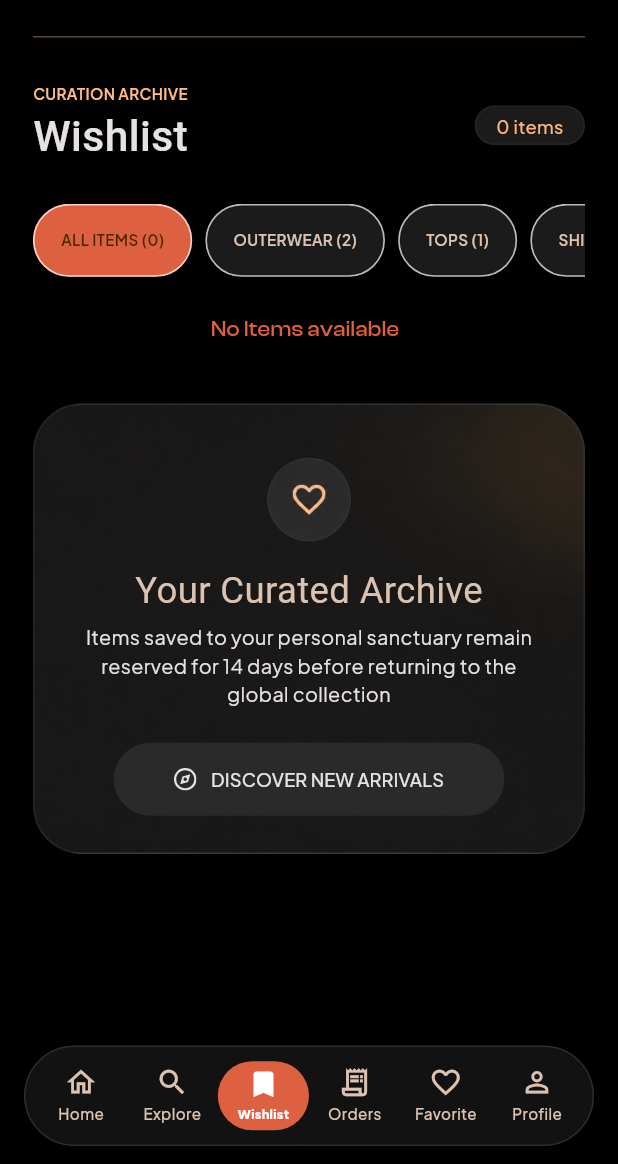
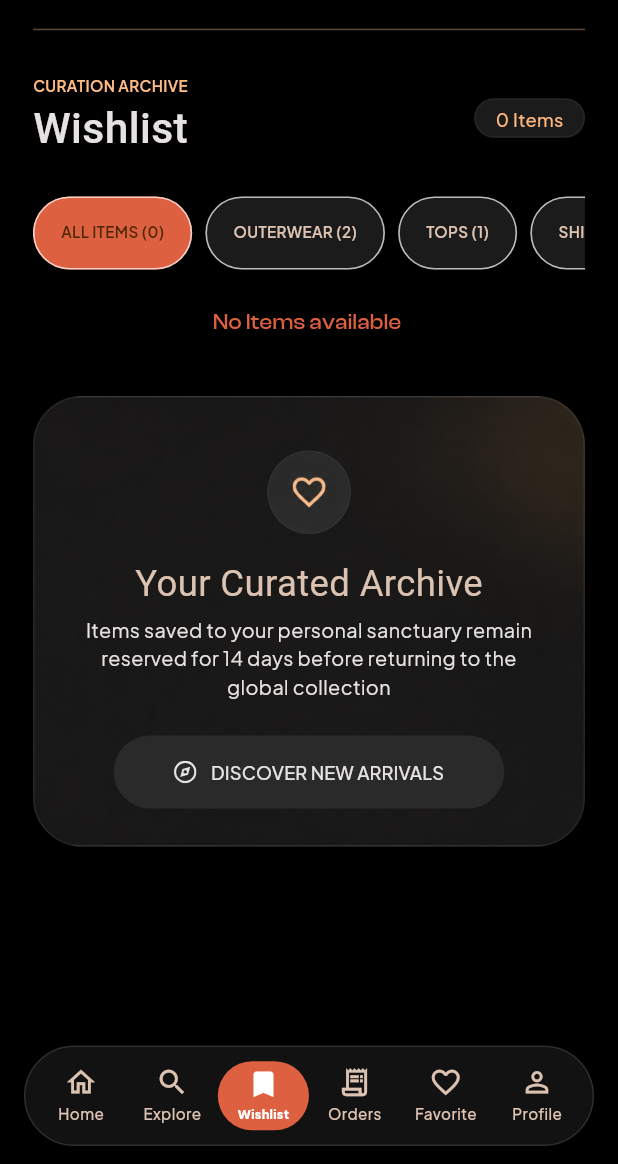
Before and after one commit to NadyAlwazah/flutter-task04-team-ecommerce-getx-mvc-api-adv, a Flutter app: the screen it shows after launch, item 3 of the bottom bar chosen, on a phone screen of 412 x 824 dp, the part 72-1236 px from its top. Run offline on Flutter 3.47's test engine with Material 3 defaults, Android fonts, the phone set to English and light mode, and no system bars; our stand-ins replace cached_network_image, dartz, equatable, flutter_screenutil, flutter_svg, get and 4 more; Roboto replaces fonts that are missing (Bodoni Moda).

Commit message:
fix: edit structure

```diff
--- a/lib/core/constants/app_string.dart
+++ /dev/null
@@ -1,35 +0,0 @@
-class AppString {
-  AppString._();
-
-  // wishlist screen
-  static const String addToBag = 'ADD TO BAG';
-  static const String atelier = 'ATELIER';
-  static const String curationArchive = 'CURATION ARCHIVE';
-  static const String wishlist = 'Wishlist';
-  static const String items = 'items';
-  static const String allItems = 'ALL ITEMS';
-  static const String outerwear = 'OUTERWEAR';
-  static const String tops = 'TOPS';
-  static const String shirts = 'SHIRTS';
-  static const String curated = 'CURATED';
-  static const String yourCuratedArchive = 'Your Curated Archive';
-  static const String curatedArchiveDescription =
-      'Items saved to your personal sanctuary remain reserved for 14 days before returning to the global collection';
-  static const String discoverNewArrivals = 'DISCOVER NEW ARRIVALS';
-  static const String noData = "No Items available ";
-
-  // cart screen
-  static const String cart = 'CART';
-  static const String removedFromCart = "Removed From Cart";
-  static const String removeFromCartDesc =
-      "This product has been removed from your cart";
-  static const String addedToCart = "Added to Cart";
-  static const String addToCartDesc =
-      "This product has been added to your cart";
-  static const String removedFromWishlist = "Removed From Wishlist";
-  static const String removeFromWishlistDesc =
-      "This product has been removed from your wishlist";
-  static const String addedToWishlist = "Added to Wishlist";
-  static const String addToWishlistDesc =
-      "This product has been added to your wishlist";
-}
--- a/lib/core/constants/app_values.dart
+++ /dev/null
@@ -1,13 +0,0 @@
-import 'package:flutter/cupertino.dart';
-import 'package:flutter_screenutil/flutter_screenutil.dart';
-
-import 'app_size.dart';
-
-class AppValues {
-  AppValues._();
-
-  static EdgeInsets screenPadding = EdgeInsets.symmetric(
-    horizontal: AppSize.s20.w,
-    vertical: AppSize.s12.h,
-  );
-}
--- a/lib/view/cart/cart_screen/widgets/cart_item.dart
+++ b/lib/view/cart/cart_screen/widgets/cart_item.dart
@@ -11,7 +11,6 @@ import 'package:flutter_task04_team_ecommerce_getx_mvc_api_adv/widgets/app_actio
 import 'package:get/get.dart';
 
 import '../../../../core/constants/app_size.dart';
-import '../../../../core/constants/app_string.dart';
 
 class CartItem extends StatelessWidget {
   final String size;
@@ -87,8 +86,8 @@ class CartItem extends StatelessWidget {
                 if (removed) {
                   Get.dialog(
                     AppActionDialog(
-                      title: AppString.removedFromCart,
-                      message: AppString.removeFromCartDesc,
+                      title: 'Removed From Cart',
+                      message: 'This product has been removed from your cart',
                       icon: Icons.remove_shopping_cart_outlined,
                       product: product,
                     ),
--- a/lib/view/wishlist/wishlist_screen/widgets/item_count_widget.dart
+++ b/lib/view/wishlist/wishlist_screen/widgets/item_count_widget.dart
@@ -2,7 +2,6 @@ import 'package:flutter/cupertino.dart';
 import 'package:flutter_screenutil/flutter_screenutil.dart';
 import 'package:flutter_task04_team_ecommerce_getx_mvc_api_adv/core/constants/app_colors.dart';
 import 'package:flutter_task04_team_ecommerce_getx_mvc_api_adv/core/constants/app_size.dart';
-import 'package:flutter_task04_team_ecommerce_getx_mvc_api_adv/core/constants/app_string.dart';
 import 'package:flutter_task04_team_ecommerce_getx_mvc_api_adv/core/constants/styles.dart';
 
 Widget itemCountWidget({required int count}) {
@@ -21,7 +20,7 @@ Widget itemCountWidget({required int count}) {
       ),
     ),
     child: Text(
-      '$count ${AppString.items}',
+      '$count Items',
       style: Styles.textStyle12W500PlusJakartaSans.copyWith(
         color: AppColors.priceColor,
       ),
--- a/lib/view/wishlist/wishlist_screen/widgets/wishlist_banner.dart
+++ b/lib/view/wishlist/wishlist_screen/widgets/wishlist_banner.dart
@@ -2,10 +2,8 @@ import 'package:flutter/material.dart';
 import 'package:flutter_screenutil/flutter_screenutil.dart';
 import 'package:flutter_svg/flutter_svg.dart';
 import 'package:flutter_task04_team_ecommerce_getx_mvc_api_adv/core/constants/app_colors.dart';
-import 'package:flutter_task04_team_ecommerce_getx_mvc_api_adv/core/constants/app_string.dart';
 import 'package:flutter_task04_team_ecommerce_getx_mvc_api_adv/core/constants/assets.dart';
 import 'package:flutter_task04_team_ecommerce_getx_mvc_api_adv/core/constants/styles.dart';
-import 'package:flutter_task04_team_ecommerce_getx_mvc_api_adv/core/routes/app_routes.dart';
 import 'package:flutter_task04_team_ecommerce_getx_mvc_api_adv/view/bottom_bar/bottom_bar_controller/bottom_bar_controller.dart';
 import 'package:get/get.dart';
 
@@ -38,13 +36,13 @@ Widget wishlistBanner() {
       children: [
         const Spacer(),
         Text(
-          AppString.yourCuratedArchive,
+          'Your Curated Archive',
           style: Styles.textStyle24W400BodoniModa.copyWith(
             color: AppColors.tabTextColor,
           ),
         ),
         Text(
-          '${AppString.curatedArchiveDescription}\n',
+          'Items saved to your personal sanctuary remain reserved for 14 days before returning to the global collection\n',
           textAlign: TextAlign.center,
           style: Styles.textStyle13W400PlusJakartaSans.copyWith(
             color: AppColors.whiteText,
@@ -58,7 +56,7 @@ Widget wishlistBanner() {
             },
             icon: SvgPicture.asset(AssetsData.iconArchiveSvg),
             backgroundColor: AppColors.greyBannerButtonBackground,
-            text: AppString.discoverNewArrivals,
+            text: 'DISCOVER NEW ARRIVALS',
             textStyle: Styles.textStyle12W500PlusJakartaSans.copyWith(
               color: AppColors.whiteText,
             ),
--- a/lib/view/wishlist/wishlist_screen/wishlist_screen.dart
+++ b/lib/view/wishlist/wishlist_screen/wishlist_screen.dart
@@ -5,16 +5,12 @@ import 'package:flutter_task04_team_ecommerce_getx_mvc_api_adv/controllers/wishl
 import 'package:flutter_task04_team_ecommerce_getx_mvc_api_adv/core/classes/status_class.dart';
 import 'package:flutter_task04_team_ecommerce_getx_mvc_api_adv/core/constants/app_colors.dart';
 import 'package:flutter_task04_team_ecommerce_getx_mvc_api_adv/core/constants/app_size.dart';
-import 'package:flutter_task04_team_ecommerce_getx_mvc_api_adv/core/constants/app_string.dart';
-import 'package:flutter_task04_team_ecommerce_getx_mvc_api_adv/core/constants/app_values.dart';
 import 'package:flutter_task04_team_ecommerce_getx_mvc_api_adv/core/constants/assets.dart';
 import 'package:flutter_task04_team_ecommerce_getx_mvc_api_adv/core/constants/styles.dart';
-import 'package:flutter_task04_team_ecommerce_getx_mvc_api_adv/models/product_model.dart';
 import 'package:flutter_task04_team_ecommerce_getx_mvc_api_adv/view/wishlist/wishlist_screen/widgets/item_count_widget.dart';
 import 'package:flutter_task04_team_ecommerce_getx_mvc_api_adv/view/wishlist/wishlist_screen/widgets/product_wishlist_card.dart';
 import 'package:flutter_task04_team_ecommerce_getx_mvc_api_adv/view/wishlist/wishlist_screen/widgets/wishlist_banner.dart';
 import 'package:flutter_task04_team_ecommerce_getx_mvc_api_adv/widgets/app_loader.dart';
-import 'package:flutter_task04_team_ecommerce_getx_mvc_api_adv/widgets/custom_app_bar.dart';
 import 'package:flutter_task04_team_ecommerce_getx_mvc_api_adv/widgets/custom_tabs.dart';
 import 'package:get/get.dart';
 
@@ -25,10 +21,35 @@ class WishlistScreen extends StatelessWidget {
     final controller = Get.find<WishlistController>();
     return Obx(
       () => Padding(
-        padding: AppValues.screenPadding,
+        padding: EdgeInsets.symmetric(
+          horizontal: AppSize.s20.w,
+          vertical: AppSize.s12.h,
+        ),
         child: Scaffold(
-          appBar: CustomAppBar(
-            title: AppString.atelier,
+          appBar: AppBar(
+            leading: Center(
+              child: SizedBox(
+                width: AppSize.s16.w,
+                height: AppSize.s16.h,
+                child: SvgPicture.asset(
+                  AssetsData.iconSearchSvg,
+                  fit: BoxFit.contain,
+                ),
+              ),
+            ),
+            title: Text(
+              'ATELIER',
+              style: Styles.textStyle20W500BodoniModa.copyWith(
+                color: AppColors.whiteText,
+              ),
+            ),
+            shape: Border(
+              bottom: BorderSide(
+                color: AppColors.appBarBorder,
+                width: AppSize.s1.w,
+              ),
+            ),
+            backgroundColor: AppColors.backgroundColor,
             centerTitle: true,
             actions: [
               SvgPicture.asset(
@@ -37,8 +58,8 @@ class WishlistScreen extends StatelessWidget {
                 height: AppSize.s16.h,
               ),
             ],
-            isSerach: true,
           ),
+
           body: SingleChildScrollView(
             padding: EdgeInsets.symmetric(vertical: AppSize.s30.h),
             child: Column(
@@ -49,13 +70,13 @@ class WishlistScreen extends StatelessWidget {
                     Column(
                       children: [
                         Text(
-                          AppString.curationArchive,
+                          'CURATION ARCHIVE',
                           style: Styles.textStyle10W600PlusJakartaSans.copyWith(
                             color: AppColors.lightPrimaryText,
                           ),
                         ),
                         Text(
-                          AppString.wishlist,
+                          'Wishlist',
                           style: Styles.textStyle28W500BodoniModa.copyWith(
                             color: AppColors.whiteText,
                           ),
@@ -73,7 +94,7 @@ class WishlistScreen extends StatelessWidget {
                       mainAxisAlignment: MainAxisAlignment.spaceBetween,
                       children: [
                         Text(
-                          AppString.allItems,
+                          'ALL ITEMS',
                           style: Styles.textStyle10W600PlusJakartaSans.copyWith(
                             color: AppColors.brownText,
                           ),
@@ -90,7 +111,7 @@ class WishlistScreen extends StatelessWidget {
                       mainAxisAlignment: MainAxisAlignment.spaceBetween,
                       children: [
                         Text(
-                          AppString.outerwear,
+                          'OUTERWEAR',
                           style: Styles.textStyle10W600PlusJakartaSans.copyWith(
                             color: AppColors.tabTextColor,
                           ),
@@ -107,7 +128,7 @@ class WishlistScreen extends StatelessWidget {
                       mainAxisAlignment: MainAxisAlignment.spaceBetween,
                       children: [
                         Text(
-                          AppString.tops,
+                          'TOPS',
                           style: Styles.textStyle10W600PlusJakartaSans.copyWith(
                             color: AppColors.tabTextColor,
                           ),
@@ -124,7 +145,7 @@ class WishlistScreen extends StatelessWidget {
                       mainAxisAlignment: MainAxisAlignment.spaceBetween,
                       children: [
                         Text(
-                          AppString.shirts,
+                          'SHIRTS',
                           style: Styles.textStyle10W600PlusJakartaSans.copyWith(
                             color: AppColors.tabTextColor,
                           ),
@@ -147,7 +168,7 @@ class WishlistScreen extends StatelessWidget {
                     : controller.status == StatusClass.noData
                     ? Center(
                         child: Text(
-                          '${AppString.noData} \n \n',
+                          'No Items available \n \n',
                           style: Styles.textStyle14W500ClashDisplay.copyWith(
                             color: AppColors.primary,
                           ),
--- a/lib/widgets/custom_app_bar.dart
+++ /dev/null
@@ -1,64 +0,0 @@
-import 'package:flutter/material.dart';
-import 'package:flutter_screenutil/flutter_screenutil.dart';
-import 'package:flutter_svg/flutter_svg.dart';
-import 'package:flutter_task04_team_ecommerce_getx_mvc_api_adv/core/constants/app_colors.dart';
-import 'package:flutter_task04_team_ecommerce_getx_mvc_api_adv/core/constants/app_size.dart';
-import 'package:flutter_task04_team_ecommerce_getx_mvc_api_adv/core/constants/assets.dart';
-import 'package:flutter_task04_team_ecommerce_getx_mvc_api_adv/core/constants/styles.dart';
-import 'package:flutter_task04_team_ecommerce_getx_mvc_api_adv/widgets/circle_button.dart';
-import 'package:get/get.dart';
-
-class CustomAppBar extends StatelessWidget implements PreferredSizeWidget {
-  final String title;
-  final bool centerTitle;
-  final List<Widget> actions;
-  final bool isSerach;
-
-  const CustomAppBar({
-    required this.title,
-    this.centerTitle = true,
-    required this.actions,
-    this.isSerach = false,
-  });
-
-  @override
-  Widget build(BuildContext context) {
-    return AppBar(
-      leading: isSerach
-          ? Center(
-              child: SizedBox(
-                width: AppSize.s16.w,
-                height: AppSize.s16.h,
-                child: SvgPicture.asset(
-                  AssetsData.iconSearchSvg,
-                  fit: BoxFit.contain,
-                ),
-              ),
-            )
-          : CircleButton(
-              onTap: () {
-                Get.back();
-              },
-              child: SvgPicture.asset(
-                AssetsData.iconArrowBackSvg,
-                fit: BoxFit.contain,
-              ),
-            ),
-      title: Text(
-        title.toUpperCase(),
-        style: Styles.textStyle20W500BodoniModa.copyWith(
-          color: AppColors.whiteText,
-        ),
-      ),
-      centerTitle: centerTitle,
-      actions: actions,
-      shape: Border(
-        bottom: BorderSide(color: AppColors.appBarBorder, width: AppSize.s1.w),
-      ),
-      backgroundColor: AppColors.backgroundColor,
-    );
-  }
-
-  @override
-  Size get preferredSize => Size.fromHeight(AppSize.s65.h);
-}
```
Also changed, not shown: lib/core/helpful_function/add_to_cart.dart (added, +33 -0 lines), lib/view/cart/cart_screen/cart_screen.dart (+23 -7 lines), lib/view/details/details_view/widgets/add_to_cart_button.dart (+2 -14 lines), lib/view/details/details_view/widgets/details_top_buttons.dart (+5 -8 lines), lib/view/wishlist/wishlist_screen/widgets/product_wishlist_card.dart (+3 -19 lines), lib/widgets/app_action_dialog.dart (+18 -11 lines).
